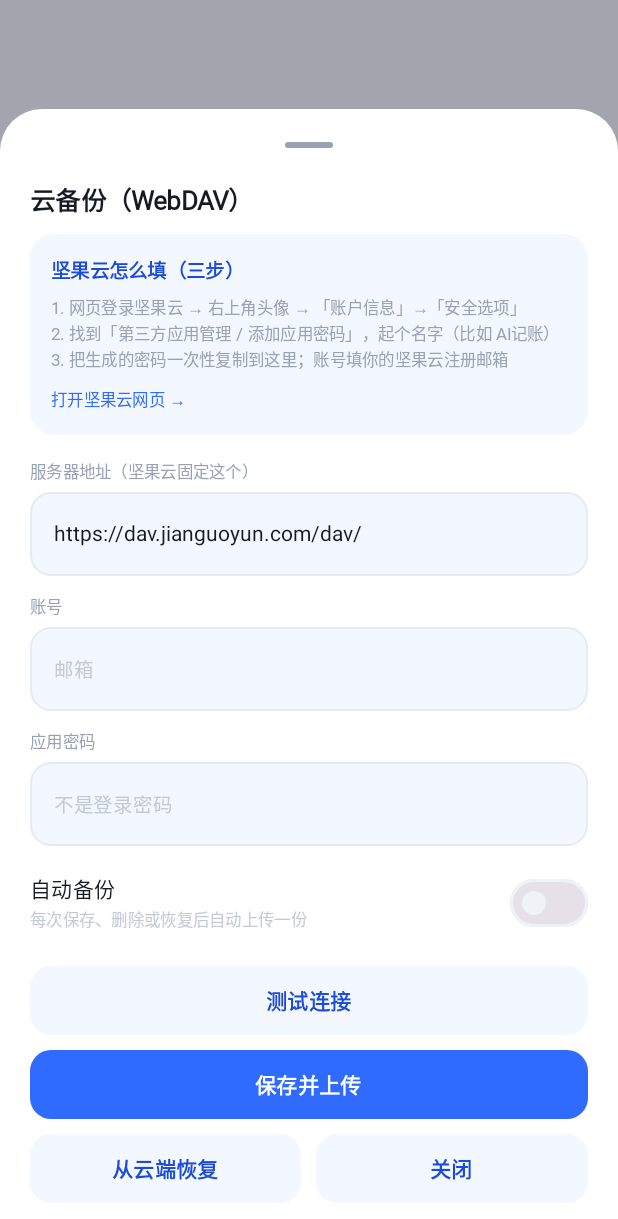
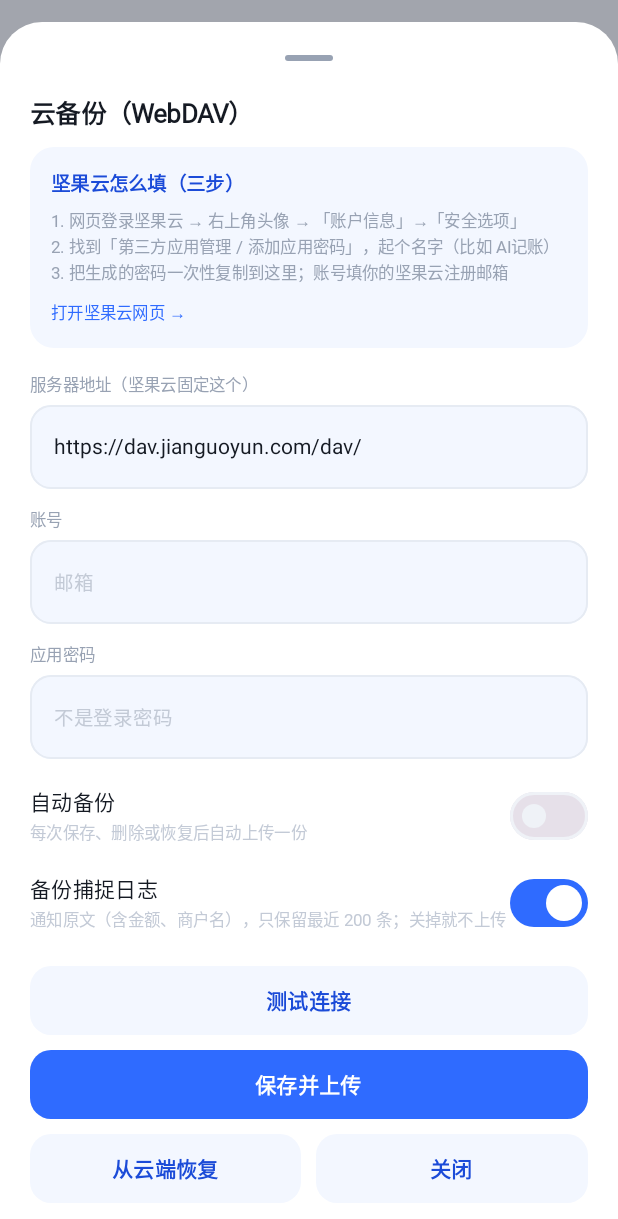
Before and after one commit to CoderHuangzx/aiaccounting, an Android app built with Jetpack Compose: the composable WebDavSheet called with empty values, on a phone screen of 412 x 824 dp. Shown: the top 1219 px of the screen. Run offline under Robolectric (Android 15) with nearby library versions, the phone set to English and light mode, and no system bars; Roboto replaces fonts that are not available here.

Commit message:
feat(backup): 捕捉日志纳入云备份（保留最近 200 条）
- WebDavConfig 增加 backupCaptures（默认开）与 capturesUrl()
- 上传账本时顺带上传 aiaccounting-captures.csv（最近 200 条）
- 云备份面板新增「备份捕捉日志」开关，关掉就不上传
- 补齐 WebDavSettingsStore 持久化测试（4 个）与文件地址测试
- 真实坚果云验证：目录下已有 backup / rules / captures 三个文件

```diff
--- a/app/src/main/java/com/aiaccounting/data/webdav/WebDavClient.kt
+++ b/app/src/main/java/com/aiaccounting/data/webdav/WebDavClient.kt
@@ -28,6 +28,9 @@ class WebDavClient(
     fun uploadRules(content: String) = uploadTo(config.rulesUrl(), content)
 
     fun downloadRules(): String? = downloadFrom(config.rulesUrl())
+
+    /** 上传捕捉日志（通知原文，只保留最近 200 条）。 */
+    fun uploadCaptures(content: String) = uploadTo(config.capturesUrl(), content)
 
     /** 上传备份文件；失败抛异常，调用方用 [uploadResult] 拿 Result。 */
     fun upload(content: String) = uploadTo(config.backupUrl(), content)
--- a/app/src/main/java/com/aiaccounting/data/webdav/WebDavConfig.kt
+++ b/app/src/main/java/com/aiaccounting/data/webdav/WebDavConfig.kt
@@ -14,6 +14,8 @@ data class WebDavConfig(
     val username: String = "",
     val password: String = "",
     val autoBackup: Boolean = false,
+    /** 是否把捕捉日志也传上去（含通知原文，默认开启，可在面板里关掉）。 */
+    val backupCaptures: Boolean = true,
     val fileName: String = DEFAULT_FILE_NAME,
     val folder: String = DEFAULT_FOLDER,
 ) {
@@ -31,6 +33,9 @@ data class WebDavConfig(
 
     /** 商户规则单独一个文件，跟账本分开放。 */
     fun rulesUrl(): String = folderUrl() + RULES_FILE_NAME
+
+    /** 捕捉日志（只保留最近 [CAPTURES_LIMIT] 条，体积很小）。 */
+    fun capturesUrl(): String = folderUrl() + CAPTURES_FILE_NAME
 
     /** HTTP Basic 认证头。 */
     fun authHeader(): String =
@@ -51,5 +56,11 @@ data class WebDavConfig(
 
         /** 商户规则文件名。 */
         const val RULES_FILE_NAME = "aiaccounting-rules.csv"
+
+        /** 捕捉日志文件名。 */
+        const val CAPTURES_FILE_NAME = "aiaccounting-captures.csv"
+
+        /** 云备份保留的捕捉日志条数。 */
+        const val CAPTURES_LIMIT = 200
     }
 }
--- a/app/src/main/java/com/aiaccounting/data/webdav/WebDavSettingsStore.kt
+++ b/app/src/main/java/com/aiaccounting/data/webdav/WebDavSettingsStore.kt
@@ -18,6 +18,7 @@ class WebDavSettingsStore(context: Context) {
         username = prefs.getString(KEY_USER, "").orEmpty(),
         password = prefs.getString(KEY_PASS, "").orEmpty(),
         autoBackup = prefs.getBoolean(KEY_AUTO, false),
+        backupCaptures = prefs.getBoolean(KEY_CAPTURES, true),
     )
 
     fun save(config: WebDavConfig) {
@@ -26,6 +27,7 @@ class WebDavSettingsStore(context: Context) {
             .putString(KEY_USER, config.username.trim())
             .putString(KEY_PASS, config.password)
             .putBoolean(KEY_AUTO, config.autoBackup)
+            .putBoolean(KEY_CAPTURES, config.backupCaptures)
             .apply()
     }
 
@@ -50,6 +52,7 @@ class WebDavSettingsStore(context: Context) {
         const val KEY_USER = "username"
         const val KEY_PASS = "password"
         const val KEY_AUTO = "auto_backup"
+        const val KEY_CAPTURES = "backup_captures"
         const val KEY_LAST_BACKUP = "last_backup_at"
     }
 }
--- a/app/src/main/java/com/aiaccounting/ui/backup/WebDavSheet.kt
+++ b/app/src/main/java/com/aiaccounting/ui/backup/WebDavSheet.kt
@@ -34,6 +34,7 @@ import androidx.compose.ui.Modifier
 import androidx.compose.ui.draw.clip
 import androidx.compose.ui.graphics.Color
 import androidx.compose.ui.platform.LocalContext
+import androidx.compose.ui.platform.testTag
 import androidx.compose.ui.text.font.FontWeight
 import androidx.compose.ui.text.input.KeyboardType
 import androidx.compose.ui.text.input.PasswordVisualTransformation
@@ -73,12 +74,14 @@ fun WebDavSheet(
     var user by remember(initial.username) { mutableStateOf(initial.username) }
     var password by remember(initial.password) { mutableStateOf(initial.password) }
     var auto by remember(initial.autoBackup) { mutableStateOf(initial.autoBackup) }
+    var captures by remember(initial.backupCaptures) { mutableStateOf(initial.backupCaptures) }
 
     fun current() = WebDavConfig(
         baseUrl = url,
         username = user,
         password = password,
         autoBackup = auto,
+        backupCaptures = captures,
     )
 
     ModalBottomSheet(
@@ -179,6 +182,24 @@ fun WebDavSheet(
                 Switch(
                     checked = auto,
                     onCheckedChange = { auto = it },
+                    colors = SwitchDefaults.colors(checkedTrackColor = BrandBlue),
+                )
+            }
+
+            Spacer(Modifier.height(10.dp))
+            Row(verticalAlignment = Alignment.CenterVertically) {
+                Column(modifier = Modifier.weight(1f)) {
+                    Text(text = "备份捕捉日志", fontSize = 14.sp, color = TextMain, fontWeight = FontWeight.Medium)
+                    Text(
+                        text = "通知原文（含金额、商户名），只保留最近 200 条；关掉就不上传",
+                        fontSize = 11.sp,
+                        color = TextFaint,
+                    )
+                }
+                Switch(
+                    checked = captures,
+                    onCheckedChange = { captures = it },
+                    modifier = Modifier.testTag("switchCaptures"),
                     colors = SwitchDefaults.colors(checkedTrackColor = BrandBlue),
                 )
             }
```
Also changed, not shown: app/src/main/java/com/aiaccounting/ui/AppRoot.kt (+23 -3 lines), 1 other file.
